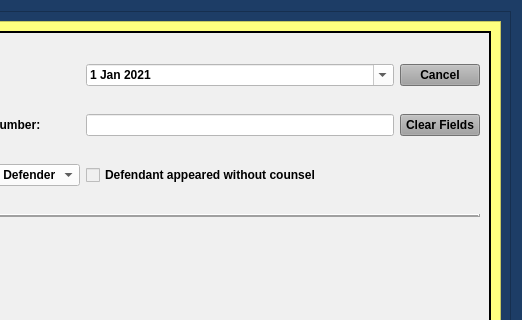
This is package/views/ui/BondHearingDialog.ui in HunterProgram22/MuniEntry as Qt 5 draws it before an edit; both pictures show x 523 to 1045 and y 0 to 320 of the 1045 by 791 pixel window. The edited form follows.
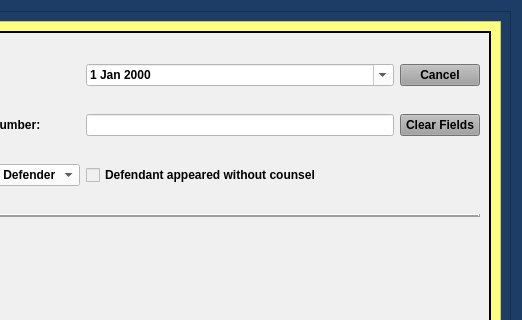
This is the edited form. Custom widgets are drawn as their Qt base class.

What changed in the file:
```diff
--- a/package/views/ui/BondHearingDialog.ui
+++ b/package/views/ui/BondHearingDialog.ui
@@ -757,23 +757,9 @@
                 <string notr="true">color: rgb(0, 0, 0);
 background-color: rgb(255, 255, 255);</string>
                </property>
-               <property name="minimumDate">
-                <date>
-                 <year>2021</year>
-                 <month>1</month>
-                 <day>1</day>
-                </date>
-               </property>
                <property name="calendarPopup">
                 <bool>true</bool>
                </property>
-               <property name="date">
-                <date>
-                 <year>2021</year>
-                 <month>1</month>
-                 <day>1</day>
-                </date>
-               </property>
               </widget>
              </item>
              <item row="1" column="3">
@@ -901,6 +887,18 @@
    </item>
   </layout>
  </widget>
+ <customwidgets>
+  <customwidget>
+   <class>NoScrollDateEdit</class>
+   <extends>QDateEdit</extends>
+   <header>.custom_widgets</header>
+  </customwidget>
+  <customwidget>
+   <class>NoScrollComboBox</class>
+   <extends>QComboBox</extends>
+   <header>.custom_widgets</header>
+  </customwidget>
+ </customwidgets>
  <tabstops>
   <tabstop>defendant_first_name_lineEdit</tabstop>
   <tabstop>defendant_last_name_lineEdit</tabstop>
```
Left out of the diff: 18 changed lines with no effect on the pictures.
